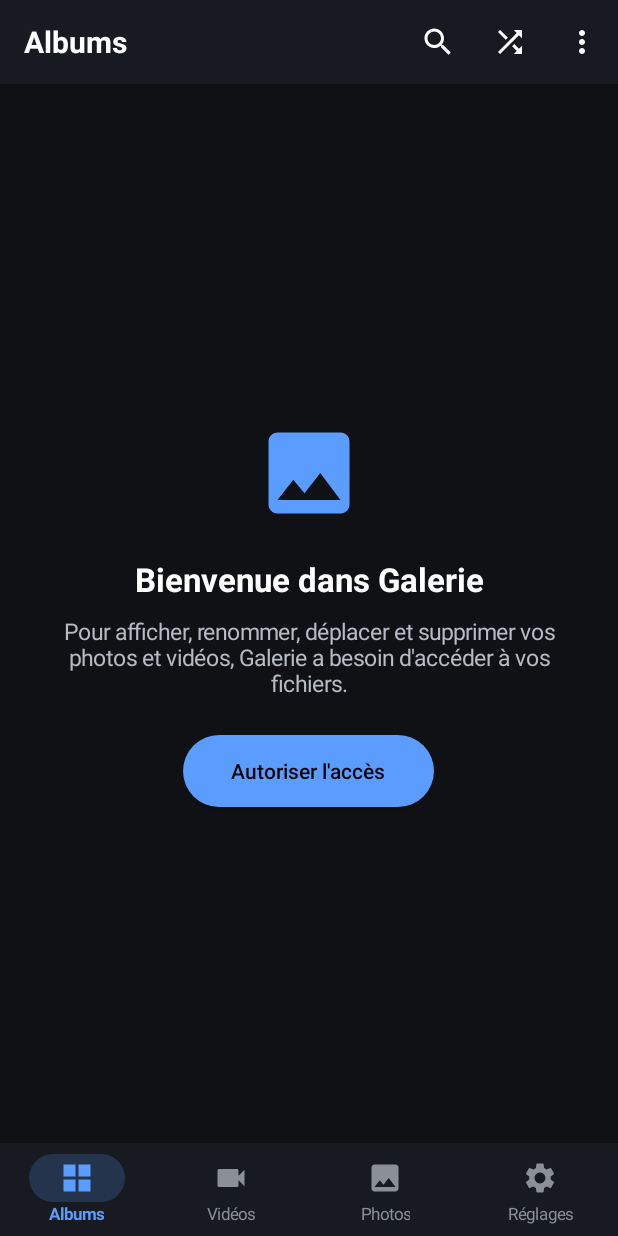
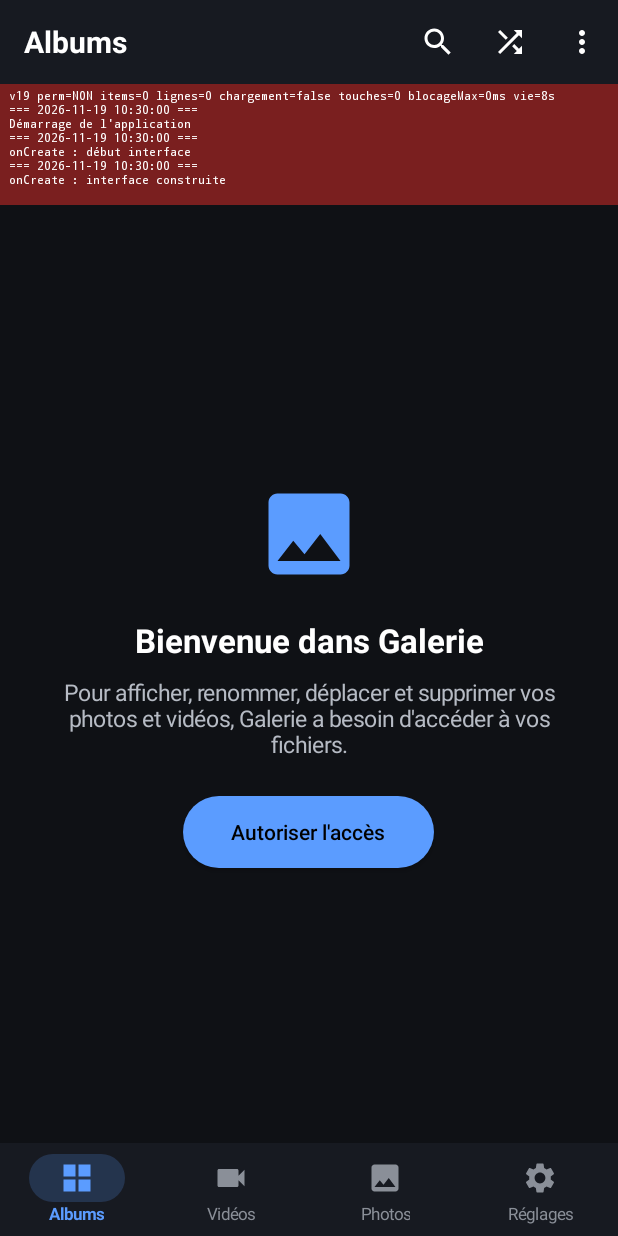
Before and after one commit to Aminetrial/galerie, an Android app: the screen it shows after launch (MainActivity), on a phone screen of 412 x 824 dp. Run offline under Robolectric (Android 15) with nearby library versions, the phone set to English and light mode, and no system bars; 1 statement that could not run was skipped.

Commit message:
Mise à jour Galerie 2026-11-19 23:11

```diff
--- a/app/src/main/java/com/galerie/app/CrashLog.java
+++ b/app/src/main/java/com/galerie/app/CrashLog.java
@@ -28,6 +28,18 @@ public final class CrashLog {
     private CrashLog() { }
 
     private static File internal;
+    public static volatile long maxStall = 0;
+
+    /** Dernières lignes du journal (pour l'affichage à l'écran). */
+    public static String tail(int n) {
+        String t = read();
+        String[] l = t.split("\n");
+        StringBuilder sb = new StringBuilder();
+        for (int i = Math.max(0, l.length - n); i < l.length; i++) sb.append(l[i]).append('\n');
+        return sb.toString();
+    }
+
+    public static void note(String text) { write(text); }
 
     /** Texte du journal (pour l'écran Réglages). */
     public static String read() {
@@ -84,7 +96,7 @@ public final class CrashLog {
         Thread.setDefaultUncaughtExceptionHandler((t, e) -> {
             StringWriter sw = new StringWriter();
             e.printStackTrace(new PrintWriter(sw));
-            write("PLANTAGE (fil " + t.getName() + ")\n" + sw);
+            writeNow("PLANTAGE (fil " + t.getName() + ")\n" + sw);
             if (old != null) old.uncaughtException(t, e);
         });
 
@@ -101,6 +113,7 @@ public final class CrashLog {
             while (true) {
                 try { Thread.sleep(500); } catch (InterruptedException e) { return; }
                 long now = System.currentTimeMillis();
+                if (now - lastTick > maxStall) maxStall = now - lastTick;
                 if (now - lastTick > 2500) {
                     if (!reported) {
                         reported = true;
@@ -135,7 +148,13 @@ public final class CrashLog {
         }
     }
 
-    private static void write(String text) {
+    private static final java.util.concurrent.ExecutorService io = java.util.concurrent.Executors.newSingleThreadExecutor();
+
+    private static void write(final String text) {
+        io.execute(() -> writeNow(text));
+    }
+
+    private static void writeNow(String text) {
         String stamp = "=== " + new SimpleDateFormat("yyyy-MM-dd HH:mm:ss", Locale.US).format(new Date()) + " ===\n" + text + "\n";
         try {
             if (internal != null) try (FileWriter w = new FileWriter(internal, true)) { w.write(stamp); }
--- a/app/src/main/java/com/galerie/app/MainActivity.java
+++ b/app/src/main/java/com/galerie/app/MainActivity.java
@@ -128,6 +128,9 @@ public class MainActivity extends Activity {
     private ScrollView settingsView;
     private ProgressBar progress;
     private LinearLayout permissionView;
+    private TextView debugBanner;
+    private int touches = 0;
+    private long t0 = System.currentTimeMillis();
     private final LinearLayout[] navItems = new LinearLayout[4];
 
     // réglages (lignes)
@@ -144,6 +147,25 @@ public class MainActivity extends Activity {
         rebuildRows();
         glm.scrollToPosition(0);
     };
+
+    private final Runnable bannerTick = new Runnable() {
+        @Override
+        public void run() {
+            if (debugBanner != null && debugBanner.getVisibility() == View.VISIBLE) {
+                String tail = CrashLog.tail(26);
+                debugBanner.setText("v19 perm=" + (permissionView.getVisibility() == View.VISIBLE ? "NON" : "OK") + " items=" + repo.all.size()
+                        + " lignes=" + rows.size() + " chargement=" + loading + " touches=" + touches
+                        + " blocageMax=" + CrashLog.maxStall + "ms vie=" + ((System.currentTimeMillis() - t0) / 1000) + "s\n" + tail);
+            }
+            ui.postDelayed(this, 500);
+        }
+    };
+
+    @Override
+    public boolean dispatchTouchEvent(android.view.MotionEvent ev) {
+        if (ev.getAction() == android.view.MotionEvent.ACTION_DOWN) touches++;
+        return super.dispatchTouchEvent(ev);
+    }
 
     // ================================================================== cycle de vie
 
@@ -170,8 +192,10 @@ public class MainActivity extends Activity {
             openAlbum = state.getString("album");
             filter = state.getInt("filter", F_ALL);
         }
+        CrashLog.note("onCreate : début interface");
         buildUi();
         buildSettings();
+        CrashLog.note("onCreate : interface construite");
     }
 
     @Override
@@ -273,10 +297,12 @@ public class MainActivity extends Activity {
             }
             final List<MediaItem> res = list;
             post(() -> {
+                CrashLog.note("scan terminé : " + res.size() + " éléments");
                 repo.set(this, res);
                 loading = false;
                 progress.setVisibility(View.GONE);
                 rebuildRows();
+                CrashLog.note("rebuildRows terminé : " + rows.size() + " lignes");
             });
         });
     }
@@ -373,6 +399,18 @@ public class MainActivity extends Activity {
                 new LinearLayout.LayoutParams(dp(48), dp(48)));
         topFrame.addView(selectBar, new FrameLayout.LayoutParams(-1, -1));
         showBar(BAR_NORMAL);
+
+        // --- bandeau de diagnostic (temporaire) : prouve que l'interface est vivante
+        debugBanner = new TextView(this);
+        debugBanner.setTextColor(0xFFFFFFFF);
+        debugBanner.setBackgroundColor(0xFF7A1F1F);
+        debugBanner.setTextSize(8);
+        debugBanner.setMaxLines(30);
+        debugBanner.setTypeface(Typeface.MONOSPACE);
+        debugBanner.setPadding(dp(6), dp(2), dp(6), dp(2));
+        debugBanner.setOnClickListener(v -> debugBanner.setVisibility(View.GONE));
+        root.addView(debugBanner, new LinearLayout.LayoutParams(-1, -2));
+        ui.post(bannerTick);
 
         // --- filtres Tout / Photos / Vidéos (dans un album de l'onglet Albums)
         chipsRow = new LinearLayout(this);
```
